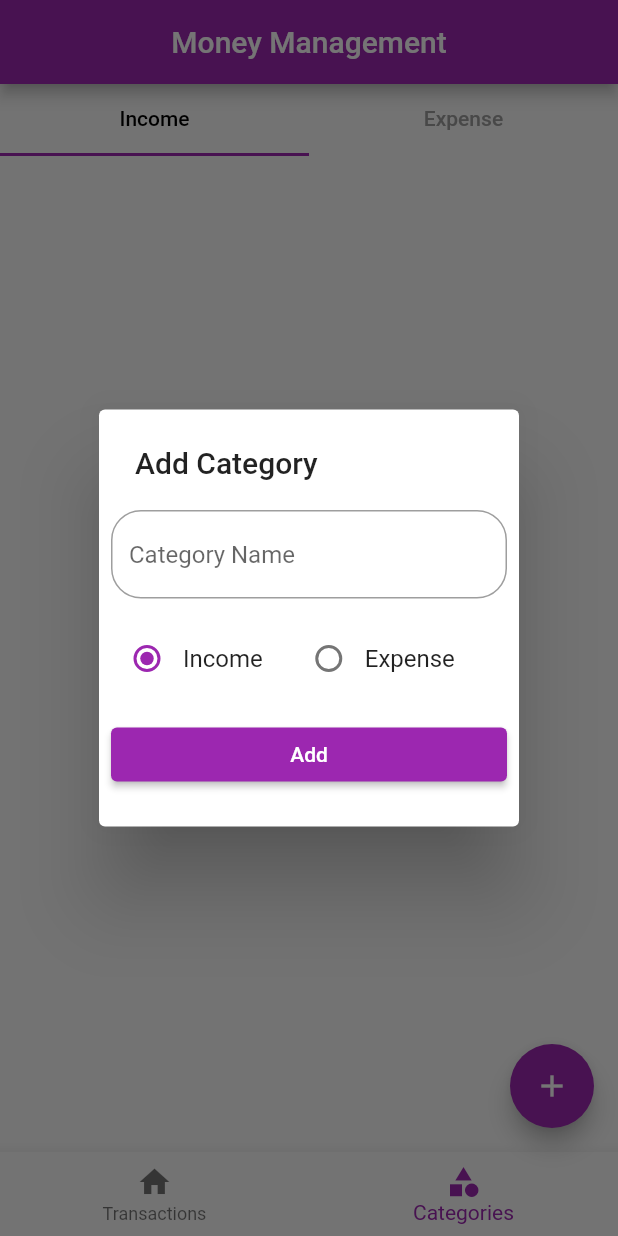
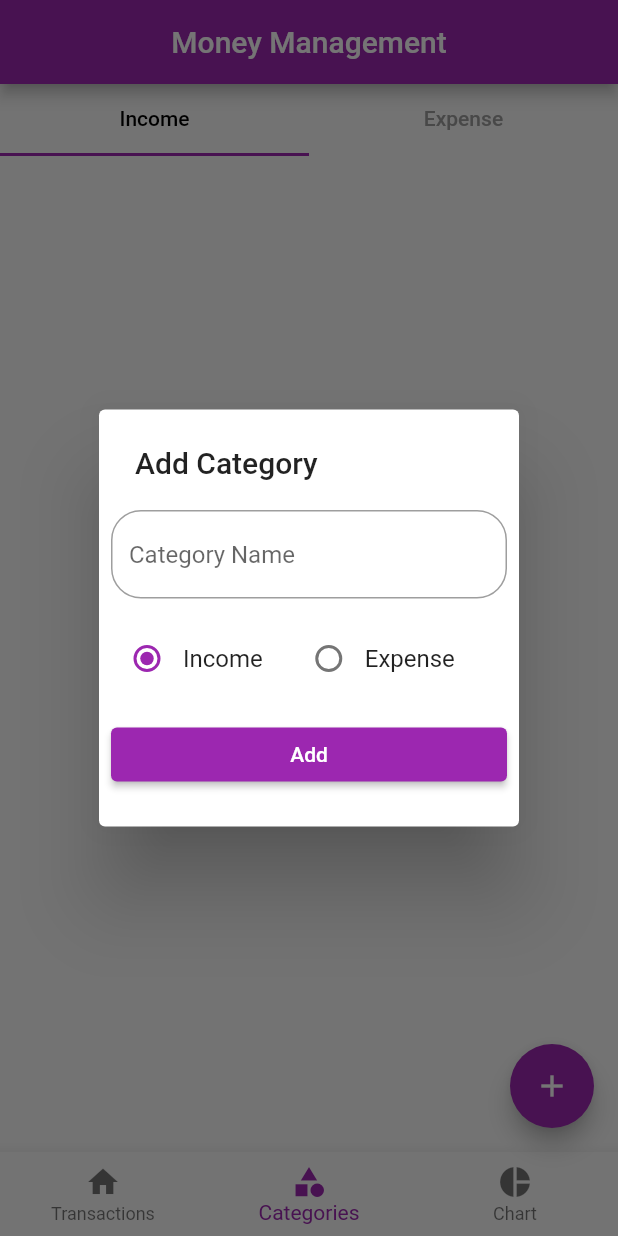
Before and after one commit to JustinJiji/PersonalMoneyManagementApp, a Flutter app: the screen it shows after launch, item 2 of the bottom bar chosen, after a tap on the "add" icon, on a phone screen of 412 x 824 dp. Run offline on Flutter 3.47's test engine with Material 2 defaults, Android fonts, the phone set to English and light mode, and no system bars; our stand-ins replace hive_flutter, pie_chart; accounts and stored records are empty.

Commit message:
Adding chart feature

```diff
--- a/lib/db/transaction/transaction_db.dart
+++ b/lib/db/transaction/transaction_db.dart
@@ -1,5 +1,6 @@
 import 'package:flutter/widgets.dart';
 import 'package:hive_flutter/adapters.dart';
+import 'package:money_management/models/category/category_model.dart';
 import 'package:money_management/models/transaction/transaction_model.dart';
 
 const TRANSACTION_DB_NAME = 'transaction-db';
@@ -7,6 +8,7 @@ const TRANSACTION_DB_NAME = 'transaction-db';
 abstract class TransactionDBFunctions{
   Future<void> addTransactions(TransactionModel value);
   Future<List<TransactionModel>> getTransactions();
+  Future<double> getBalance();
   Future<void> refreshUI();
   Future<void> deleteTransaction(String id);
 }
@@ -20,6 +22,7 @@ class TransactionDB implements TransactionDBFunctions{
   }
 
   ValueNotifier<List<TransactionModel>> transactionListNotifier = ValueNotifier([]);
+  ValueNotifier<double> balanceNotifier = ValueNotifier(0);
 
   @override
   Future<void> addTransactions(TransactionModel value) async{
@@ -36,6 +39,9 @@ class TransactionDB implements TransactionDBFunctions{
   @override
   Future<void> refreshUI() async{
     final _list = await getTransactions();
+    final _balance = await getBalance();
+    balanceNotifier.value = _balance;
+    balanceNotifier.notifyListeners();
     transactionListNotifier.value.clear();
     transactionListNotifier.value.addAll(_list);
     transactionListNotifier.notifyListeners();
@@ -48,5 +54,20 @@ class TransactionDB implements TransactionDBFunctions{
     refreshUI();
   }
 
+  @override
+  Future<double> getBalance() async {
+    double _balance = 0;
+    final _transactionDB = await Hive.openBox<TransactionModel>(TRANSACTION_DB_NAME);
+    final _list = _transactionDB.values.toList();
+    for(int i = 0; i < _list.length; i++){
+      if(_list[i].type == CategoryType.income) {
+        _balance = _balance + _list[i].amount;
+      } else {
+        _balance = _balance - _list[i].amount;
+      }
+    }
+    return _balance;
+  }
+
 
 }
--- a/lib/main.dart
+++ b/lib/main.dart
@@ -45,7 +45,6 @@ class _MyAppState extends State<MyApp> {
   Widget build(BuildContext context) {
     return MaterialApp(
       debugShowCheckedModeBanner: false,
-      title: 'Flutter Demo',
       theme: ThemeData(
         primarySwatch: Colors.purple,
       ),
--- a/lib/screens/home/screen_home.dart
+++ b/lib/screens/home/screen_home.dart
@@ -1,34 +1,45 @@
+
 import 'package:flutter/material.dart';
 import 'package:money_management/screens/catagories/screen_catagories.dart';
 import 'package:money_management/screens/catagories/widgets/category_add_popup.dart';
+import 'package:money_management/screens/charts/screen_charts.dart';
 import 'package:money_management/screens/home/widgets/bottom_navigation_bar.dart';
 import 'package:money_management/screens/transactions/screen_transactions.dart';
 
 class ScreenHome extends StatelessWidget {
   ScreenHome({Key? key}) : super(key: key);
-
   static ValueNotifier bottomNavigationNotifier = ValueNotifier(0);
 
   final List<Widget> _pages = [
     const ScreenTransaction(),
     const ScreenCatagories(),
+    const ScreenChart(),
   ];
 
   @override
   Widget build(BuildContext context) {
+    bool visible = true;
     return Scaffold(
       bottomNavigationBar: const MoneyManagementBottomNavigationBar(),
-      floatingActionButton: FloatingActionButton(
+      floatingActionButton: ValueListenableBuilder(
+        valueListenable: bottomNavigationNotifier,
+        builder: (ctx, dynamic newValue, _) {
+          return Visibility(
+            visible: visible,
+            child: FloatingActionButton(
               onPressed: (() {
                 if (bottomNavigationNotifier.value == 0) {
                   Navigator.of(context).pushNamed('addTransaction');
-          } else {
+                } else if(bottomNavigationNotifier.value == 1) {
                   showCategoryAddPopup(context);
                 }
               }),
               child: const Icon(
                 Icons.add,
               ),
+            ),
+          );
+        }
       ),
       appBar: AppBar(
         title: const Text(
@@ -40,6 +51,11 @@ class ScreenHome extends StatelessWidget {
           child: ValueListenableBuilder(
         valueListenable: bottomNavigationNotifier,
         builder: (ctx, dynamic newValue, _) {
+          if (bottomNavigationNotifier.value == 2) {
+              visible = false;
+            }else{
+              visible = true;
+            }
           return _pages[bottomNavigationNotifier.value];
         },
       )),
--- a/lib/screens/home/widgets/bottom_navigation_bar.dart
+++ b/lib/screens/home/widgets/bottom_navigation_bar.dart
@@ -11,7 +11,8 @@ class MoneyManagementBottomNavigationBar extends StatelessWidget {
         builder: (ctx, dynamic updatedValue, _) {
           return BottomNavigationBar(
             currentIndex: updatedValue,
-            onTap: (newValue) => ScreenHome.bottomNavigationNotifier.value = newValue,
+            onTap: (newValue) =>
+                ScreenHome.bottomNavigationNotifier.value = newValue,
             items: const [
               BottomNavigationBarItem(
                 icon: Icon(
@@ -24,7 +25,13 @@ class MoneyManagementBottomNavigationBar extends StatelessWidget {
                   Icons.category,
                 ),
                 label: 'Categories',
-              )
+              ),
+              BottomNavigationBarItem(
+                icon: Icon(
+                  Icons.pie_chart,
+                ),
+                label: 'Chart',
+              ),
             ],
           );
         });
--- a/lib/screens/transactions/screen_transactions.dart
+++ b/lib/screens/transactions/screen_transactions.dart
@@ -8,14 +8,34 @@ class ScreenTransaction extends StatelessWidget {
 
   @override
   Widget build(BuildContext context) {
-
     TransactionDB.instance.refreshUI();
-
     return ValueListenableBuilder(
         valueListenable: TransactionDB.instance.transactionListNotifier,
         builder: (ctx, List<TransactionModel> newList, _) {
           return Container(
-          padding: const EdgeInsets.all(15),
+            margin: const EdgeInsets.all(15),
+            child: Column(
+              children: [
+                ValueListenableBuilder(
+                    valueListenable: TransactionDB().balanceNotifier,
+                    builder: (cotx, double balance, _) {
+                      return Container(
+                        color: Colors.purple,
+                        margin:const  EdgeInsets.only(bottom: 15),
+                        height: 25,
+                        width: MediaQuery.of(ctx).size.width,
+                        child: Center(
+                          child: Text(
+                            "BALANCE : $balance",
+                            style: const TextStyle(
+                              fontWeight: FontWeight.bold,
+                              color: Colors.white,
+                            ),
+                          ),
+                        ),
+                      );
+                    }),
+                Expanded(
                   child: ListView.separated(
                     itemCount: newList.length,
                     separatorBuilder: (ctx, index) => const SizedBox(
@@ -34,23 +54,26 @@ class ScreenTransaction extends StatelessWidget {
                               context: context,
                               builder: (ctx) {
                                 return SimpleDialog(
-                          title: Text('Are you sure you want to Delete?'),
+                                  title: const Text(
+                                      'Are you sure you want to Delete?'),
                                   children: [
                                     Row(
-                              mainAxisAlignment: MainAxisAlignment.spaceAround,
+                                      mainAxisAlignment:
+                                          MainAxisAlignment.spaceAround,
                                       children: [
                                         TextButton(
                                           onPressed: () {
                                             Navigator.of(ctx).pop();
                                           },
-                                  child: Text('NO'),
+                                          child: const Text('NO'),
                                         ),
                                         TextButton(
                                           onPressed: () {
-                                    TransactionDB.instance.deleteTransaction(list.id!);
+                                            TransactionDB.instance
+                                                .deleteTransaction(list.id!);
                                             Navigator.of(ctx).pop();
                                           },
-                                  child: Text('YES'),
+                                          child: const Text('YES'),
                                         ),
                                       ],
                                     )
@@ -65,11 +88,11 @@ class ScreenTransaction extends StatelessWidget {
                             child: Padding(
                               child: Text(
                                 list.date.toString(),
-                        style: TextStyle(
+                                style: const TextStyle(
                                   color: Colors.white,
                                 ),
                               ),
-                      padding: EdgeInsets.all(5),
+                              padding: const EdgeInsets.all(5),
                             ),
                           ),
                           trailing: Text(
@@ -88,8 +111,10 @@ class ScreenTransaction extends StatelessWidget {
                       );
                     },
                   ),
+                ),
+              ],
+            ),
           );
-      },
-    );
+        });
   }
 }
```
Also changed, not shown: lib/screens/charts/screen_charts.dart (added, +53 -0 lines), lib/screens/charts/widgets/expense_chart.dart (added, +39 -0 lines), lib/screens/charts/widgets/income_chart.dart (added, +38 -0 lines). Lines whose indentation alone changed are shown as unchanged.
